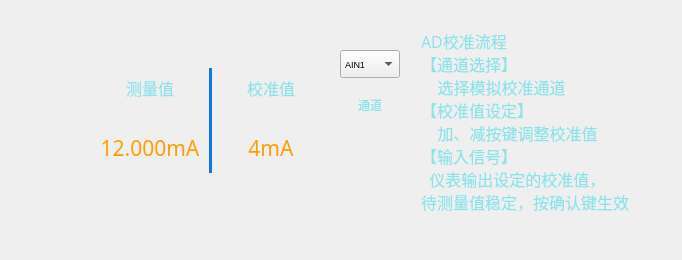
Above: interface/src/ui/adcalibrationwidget.ui from msq123sjl/zlkzq before the change. Below: the same form after it.
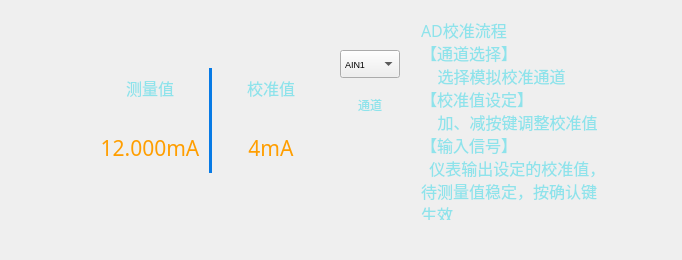
That is the form after the change.

What changed in the file:
```diff
--- a/interface/src/ui/adcalibrationwidget.ui
+++ b/interface/src/ui/adcalibrationwidget.ui
@@ -437,7 +437,8 @@
     加、减按键调整校准值
 【输入信号】
   仪表输出设定的校准值，
-待测量值稳定，按确认键生效</string>
+待测量值稳定，按确认键
+生效</string>
          </property>
          <property name="textFormat">
           <enum>Qt::PlainText</enum>
```
Left out of the diff: 2 changed lines with no effect on the pictures.
